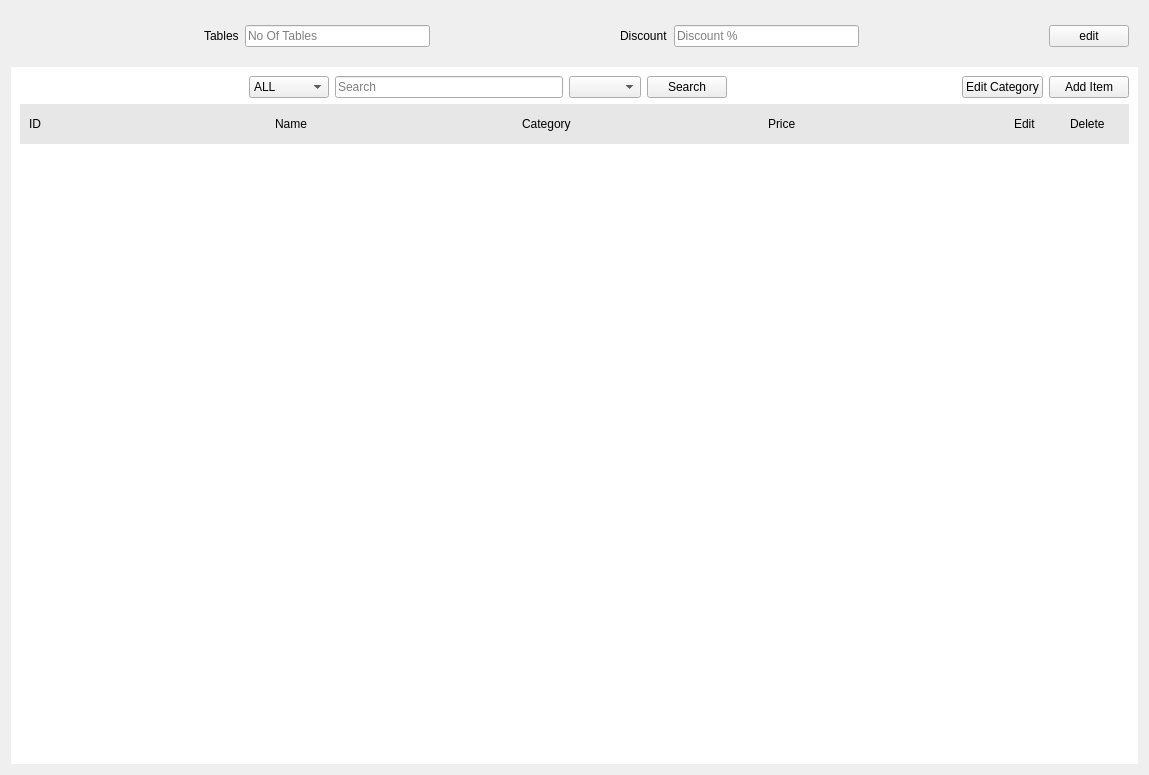
Old version of the form ui/menu/adminwidget.ui in the repository Anmol-A-jain/Dyner.
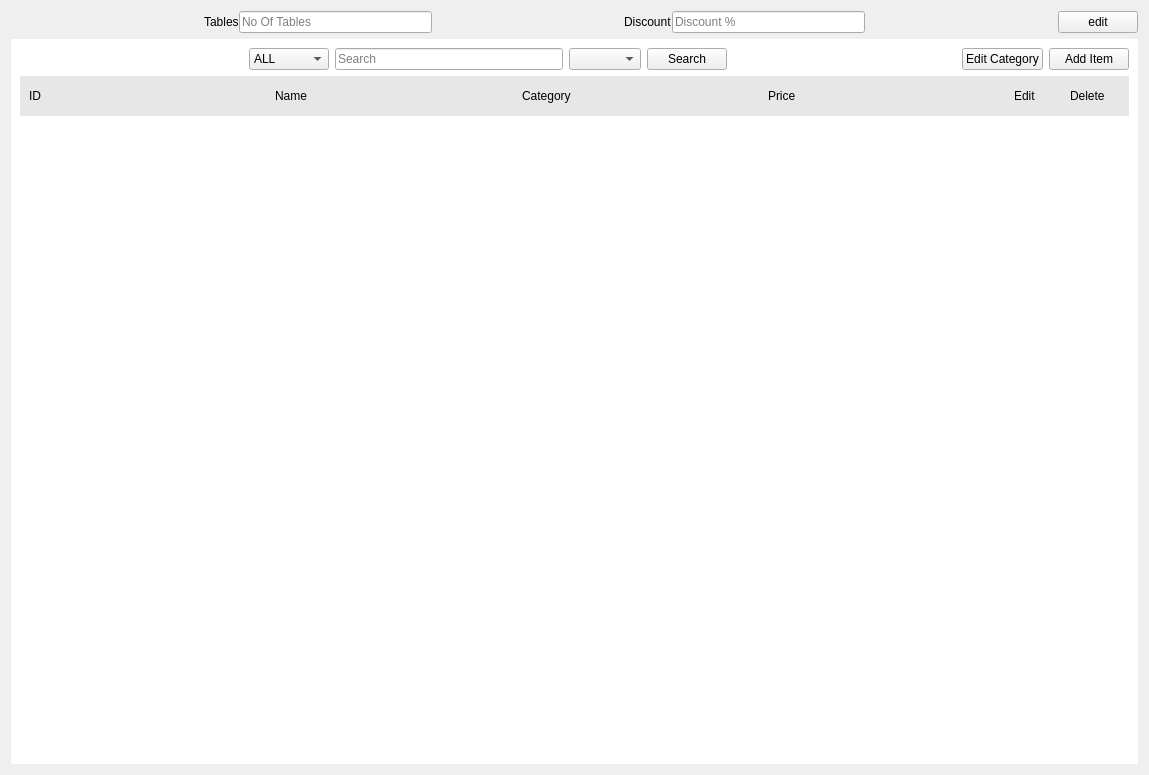
New version of the form.

```diff
--- a/ui/menu/adminwidget.ui
+++ b/ui/menu/adminwidget.ui
@@ -27,7 +27,7 @@
        <property name="minimumSize">
         <size>
          <width>0</width>
-         <height>50</height>
+         <height>0</height>
         </size>
        </property>
        <property name="maximumSize">
@@ -37,6 +37,21 @@
         </size>
        </property>
        <layout class="QHBoxLayout" name="horizontalLayout">
+        <property name="spacing">
+         <number>0</number>
+        </property>
+        <property name="leftMargin">
+         <number>0</number>
+        </property>
+        <property name="topMargin">
+         <number>0</number>
+        </property>
+        <property name="rightMargin">
+         <number>0</number>
+        </property>
+        <property name="bottomMargin">
+         <number>0</number>
+        </property>
         <item>
          <spacer name="horizontalSpacer_2">
           <property name="orientation">
@@ -308,11 +323,31 @@
          </widget>
         </item>
         <item>
-         <layout class="QVBoxLayout" name="itemListContainer">
-          <property name="spacing">
-           <number>0</number>
+         <widget class="QScrollArea" name="scrollArea">
+          <property name="styleSheet">
+           <string notr="true">background-color: rgb(255, 255, 255);</string>
           </property>
-         </layout>
+          <property name="frameShape">
+           <enum>QFrame::NoFrame</enum>
+          </property>
+          <property name="widgetResizable">
+           <bool>true</bool>
+          </property>
+          <widget class="QWidget" name="scrollAreaWidgetContents_2">
+           <property name="geometry">
+            <rect>
+             <x>0</x>
+             <y>0</y>
+             <width>1111</width>
+             <height>633</height>
+            </rect>
+           </property>
+           <layout class="QVBoxLayout" name="verticalLayout_4">
+            <item>
+             <widget class="QWidget" name="widget" native="true">
+              <layout class="QVBoxLayout" name="verticalLayout_6">
+               <item>
+                <layout class="QVBoxLayout" name="displayAddMenu"/>
         </item>
         <item>
          <spacer name="verticalSpacer">
@@ -326,6 +361,13 @@
            </size>
           </property>
          </spacer>
+               </item>
+              </layout>
+             </widget>
+            </item>
+           </layout>
+          </widget>
+         </widget>
         </item>
        </layout>
       </widget>
```
Lines whose indentation alone changed are shown as unchanged.
